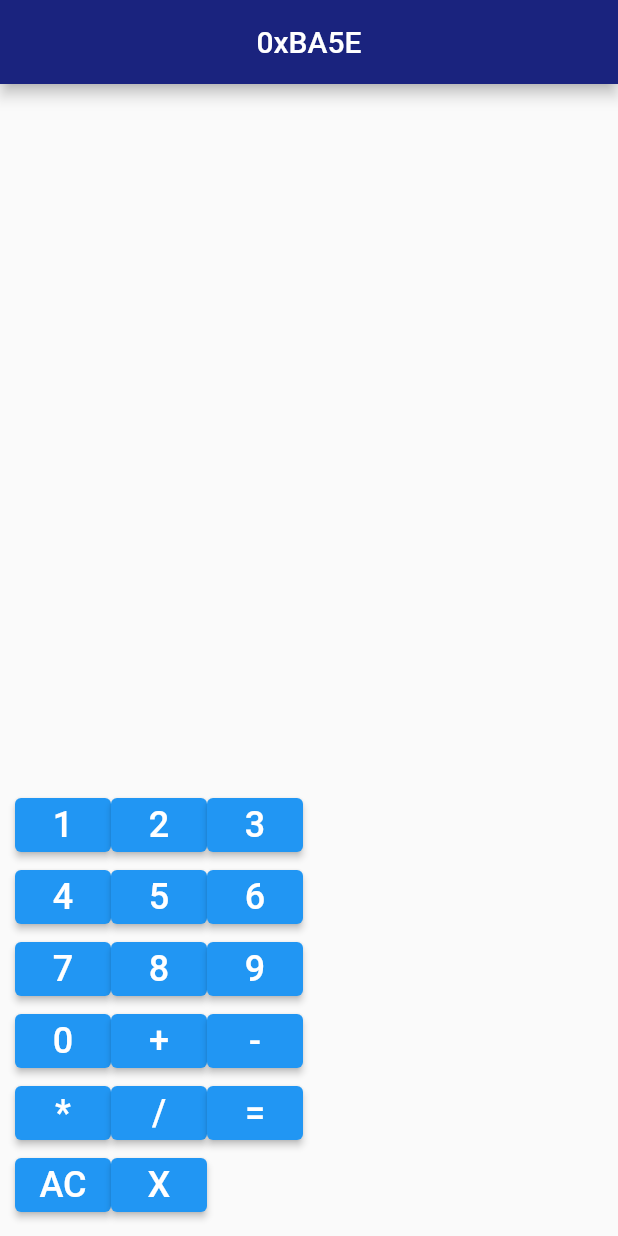
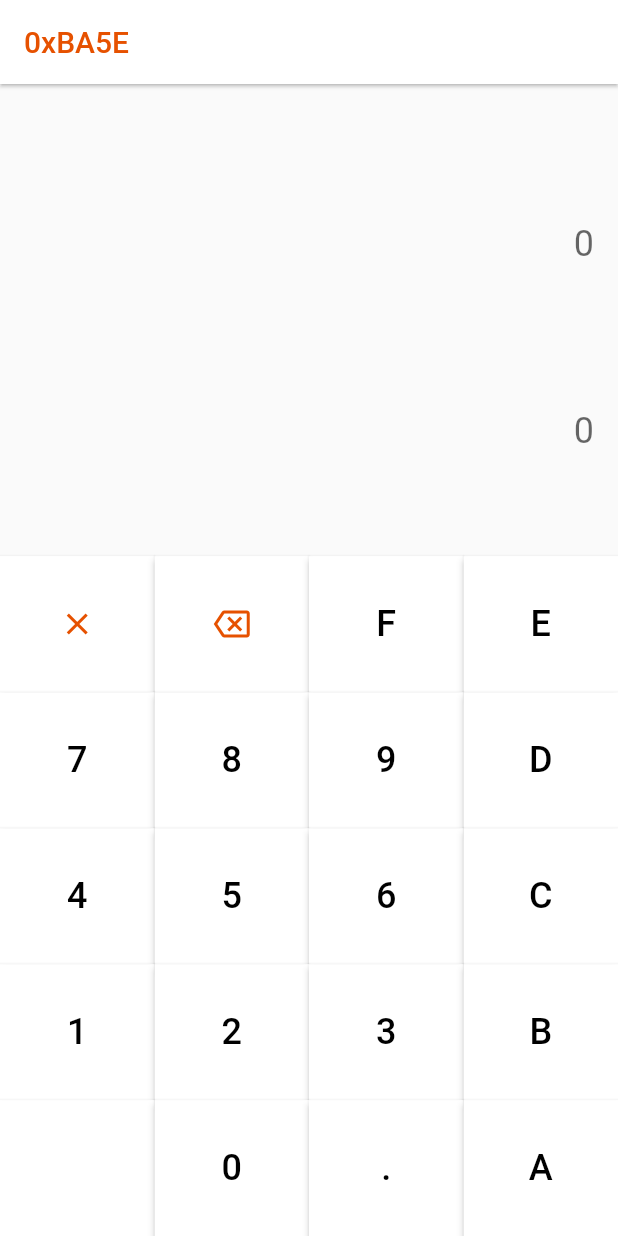
Before and after one commit to 0xV3nn/0xBA53, a Flutter app: the screen it shows after launch, on a phone screen of 412 x 824 dp. Run offline on Flutter 3.47's test engine with Material 2 defaults, Android fonts, the phone set to English and light mode, and no system bars.

Commit message:
TextFields added

```diff
--- a/lib/view/home_page.dart
+++ b/lib/view/home_page.dart
@@ -11,46 +11,94 @@ class HomePage extends StatefulWidget {
 class _HomePageState extends State<HomePage> {
   // showModalBottomSheet
 
-  String input = '';
+  // String input = '';
+
+  final input = TextEditingController();
+
+  @override
+  void initState() {
+    // TODO: implement initState
+    super.initState();
+    input.text = '';
+  }
+
 
   void _onKeyPressed(String value) {
     setState(() {
       if (value == 'AC') {
-        input = '';
-      } else if (value == 'X' && input.isNotEmpty) {
-        input = input.substring(0, input.length - 1);
+        input.text = '';
+      } else if (value == 'X' && input.text.isNotEmpty) {
+        input.text = input.text.substring(0, input.text.length - 1);
       } else if (value != 'AC' && value != 'X') {
-        input += value;
+        input.text += value;
       }
     });
   }
 
   @override
   Widget build(BuildContext context) {
+    final size = MediaQuery.of(context).size;
     return Scaffold(
         appBar: AppBar(
-          title: const Text('0xBA5E'),
-          centerTitle: true,
-          backgroundColor: Colors.indigo[900],
+          title: Text('0xBA5E', style: TextStyle(color: Colors.orange[900])),
+          centerTitle: false,
+          backgroundColor: const Color.fromARGB(255, 255, 255, 255),
+          elevation: 1,
         ),
         body: Center(
           child: Column(
-            crossAxisAlignment: CrossAxisAlignment.center,
+            mainAxisAlignment: MainAxisAlignment.end,
+            children: [
+              Row(
                 children: [
                   Expanded(
                     child: Container(
                       alignment: Alignment.bottomRight,
                       padding: const EdgeInsets.all(16),
-                  child: Text(
-                    input,
+                      child: TextField(
+                        keyboardType: TextInputType.multiline,
+                        maxLines: 1,
+                        controller: input,
+                        decoration: const InputDecoration(
+                          border: InputBorder.none,
+                          hintText: '0',
+                          hintStyle: TextStyle(fontSize: 24),
+                        ),
                         style: const TextStyle(fontSize: 24),
+                        textAlign: TextAlign.right,
+
+                        readOnly: true,
                       ),
                     ),
                   ),
-              Center(
-                child: CustomKeyboard(
-                  onKeyPressed: _onKeyPressed,
+                ],
               ),
+              SizedBox(height: 0.05 * size.height),
+              Row(
+                children: [
+                  Expanded(
+                    child: Container(
+                      alignment: Alignment.bottomRight,
+                      padding: const EdgeInsets.all(16),
+                      child: TextField(
+                        controller: input,
+                        decoration: const InputDecoration(
+                          border: InputBorder.none,
+                          hintText: '0',
+                          hintStyle: TextStyle(fontSize: 24),
+                        ),
+                        style: const TextStyle(fontSize: 24),
+                        textAlign: TextAlign.right,
+                        keyboardType: TextInputType.number,
+                        readOnly: true,
+                      ),
+                    ),
+                  ),
+                ],
+              ),
+              SizedBox(height: 0.05 * size.height),
+              CustomKeyboard(
+                onKeyPressed: _onKeyPressed
               ),
             ],
           ),
--- a/lib/view/widgets/custom_button.dart
+++ b/lib/view/widgets/custom_button.dart
@@ -1,25 +1,47 @@
+import 'dart:io';
+
 import 'package:flutter/material.dart';
 
 class CustomButton extends StatelessWidget {
-  final String label;
+  final label;
+  final Icon? icon;
   final Function(String) onKeyPressed;
 
   const CustomButton({
     super.key,
-    required this.label,
+    this.label,
+    this.icon,
     required this.onKeyPressed
   });
 
   @override
   Widget build(BuildContext context) {
-    return ElevatedButton(
-      child: Text(
-        label,
-        style: const TextStyle(fontSize: 24),
+    final screenWidth = MediaQuery.of(context).size.width;
+    final screenHeight = MediaQuery.of(context).size.height;
+
+    return SizedBox(
+      width: 0.25 * screenWidth,
+      height: 0.11 * screenHeight,
+      child: ElevatedButton(
+        style: ButtonStyle(
+          backgroundColor: MaterialStateProperty.all(Color.fromARGB(255, 255, 255, 255)),
+          foregroundColor: MaterialStateProperty.all(Color.fromARGB(255, 0, 0, 0)),
+          shape: MaterialStateProperty.all(
+            RoundedRectangleBorder(
+              borderRadius: BorderRadius.circular(0),
+            ),
+          ),
+        ),
+        child: icon ?? Text(
+          label,
+          style: const TextStyle(
+            fontSize: 24
+          ),
+        ),
+        onPressed: () {
+          onKeyPressed(label);
+        },
       ),
-      onPressed: () {
-        onKeyPressed(label);
-      },
     );
   }
 }
--- a/lib/view/widgets/custom_keyboard.dart
+++ b/lib/view/widgets/custom_keyboard.dart
@@ -4,6 +4,7 @@ import 'custom_button.dart';
 
 class CustomKeyboard extends StatelessWidget {
   final Function(String) onKeyPressed;
+
   const CustomKeyboard({
     super.key,
     required this.onKeyPressed,
@@ -11,15 +12,35 @@ class CustomKeyboard extends StatelessWidget {
 
   @override
   Widget build(BuildContext context) {
-    return Padding(
-      padding: const EdgeInsets.all(10),
-      child: Column(
+    return Column(
             children: [
               Row(
                 children: [
-              CustomButton(label: '1', onKeyPressed: onKeyPressed),
-              CustomButton(label: '2', onKeyPressed: onKeyPressed),
-              CustomButton(label: '3', onKeyPressed: onKeyPressed),
+                  CustomButton(
+                    label: 'AC',
+                    icon: Icon(
+                      Icons.clear,
+                      color: Colors.orange[900]
+                    ),
+                    onKeyPressed: onKeyPressed
+                  ),
+                  CustomButton(
+                    label: "X",
+                    icon: Icon(
+                      Icons.backspace_outlined,
+                      color: Colors.orange[900]
+                    ),
+                    onKeyPressed: onKeyPressed),
+                  CustomButton(label: 'F', onKeyPressed: onKeyPressed),
+                  CustomButton(label: 'E', onKeyPressed: onKeyPressed),
+                ],
+              ),
+              Row(
+                children: [
+                  CustomButton(label: '7', onKeyPressed: onKeyPressed),
+                  CustomButton(label: '8', onKeyPressed: onKeyPressed),
+                  CustomButton(label: '9', onKeyPressed: onKeyPressed),
+                  CustomButton(label: 'D', onKeyPressed: onKeyPressed),
                 ],
               ),
               Row(
@@ -27,37 +48,26 @@ class CustomKeyboard extends StatelessWidget {
                   CustomButton(label: '4', onKeyPressed: onKeyPressed),
                   CustomButton(label: '5', onKeyPressed: onKeyPressed),
                   CustomButton(label: '6', onKeyPressed: onKeyPressed),
+                  CustomButton(label: 'C', onKeyPressed: onKeyPressed),
                 ],
               ),
               Row(
                 children: [
-              CustomButton(label: '7', onKeyPressed: onKeyPressed),
-              CustomButton(label: '8', onKeyPressed: onKeyPressed),
-              CustomButton(label: '9', onKeyPressed: onKeyPressed),
+                  CustomButton(label: '1', onKeyPressed: onKeyPressed),
+                  CustomButton(label: '2', onKeyPressed: onKeyPressed),
+                  CustomButton(label: '3', onKeyPressed: onKeyPressed),
+                  CustomButton(label: 'B', onKeyPressed: onKeyPressed),
                 ],
               ),
               Row(
                 children: [
+                  CustomButton(label: '', onKeyPressed: onKeyPressed),
                   CustomButton(label: '0', onKeyPressed: onKeyPressed),
-              CustomButton(label: '+', onKeyPressed: onKeyPressed),
-              CustomButton(label: '-', onKeyPressed: onKeyPressed),
+                  CustomButton(label: '.', onKeyPressed: onKeyPressed),
+                  CustomButton(label: 'A', onKeyPressed: onKeyPressed),
                 ],
               ),
-          Row(
-            children: [
-              CustomButton(label: '*', onKeyPressed: onKeyPressed),
-              CustomButton(label: '/', onKeyPressed: onKeyPressed),
-              CustomButton(label: '=', onKeyPressed: onKeyPressed),
             ],
-          ),
-          Row(children: [
-            CustomButton(label: 'AC', onKeyPressed: onKeyPressed),
-            CustomButton(label: 'X', onKeyPressed: onKeyPressed)
-            ],
-          )
-          // Add more rows for additional buttons as needed
-        ],
-      ),
     );
   }
 }
```
Also changed, not shown: lib/main.dart (+21 -0 lines). Lines whose indentation alone changed are shown as unchanged.
